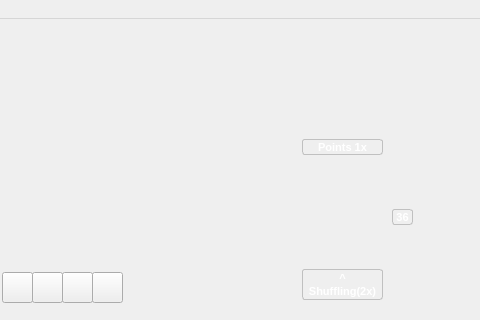
Above: mainwindow.ui from Dandddyy/Bridge before the change; both pictures show x 198 to 678 and y 0 to 320 of the 678 by 450 pixel window. Below: the same form after it.
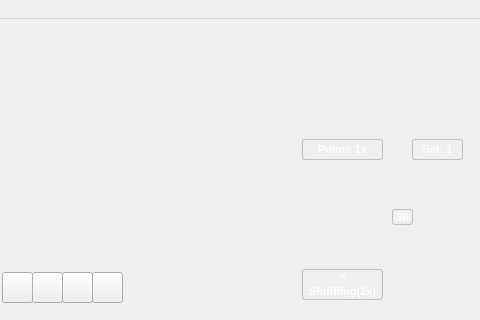
That is the form after the change. Icons and pictures are not drawn.

Commit message: bug fix + add set number

Diff of the .ui file:
```diff
--- a/mainwindow.ui
+++ b/mainwindow.ui
@@ -10,6 +10,18 @@
     <height>450</height>
    </rect>
   </property>
+  <property name="minimumSize">
+   <size>
+    <width>678</width>
+    <height>450</height>
+   </size>
+  </property>
+  <property name="maximumSize">
+   <size>
+    <width>16777215</width>
+    <height>450</height>
+   </size>
+  </property>
   <property name="windowTitle">
    <string>MainWindow</string>
   </property>
@@ -378,7 +390,7 @@
       <x>500</x>
       <y>120</y>
       <width>81</width>
-      <height>16</height>
+      <height>21</height>
      </rect>
     </property>
     <property name="styleSheet">
@@ -398,6 +410,32 @@
      <set>Qt::AlignCenter</set>
     </property>
    </widget>
+   <widget class="QLabel" name="label_8">
+    <property name="geometry">
+     <rect>
+      <x>610</x>
+      <y>120</y>
+      <width>51</width>
+      <height>21</height>
+     </rect>
+    </property>
+    <property name="styleSheet">
+     <string notr="true">font-family: &quot;Segoe UI&quot;;
+    font-size: 8pt;
+    border: 1px solid;
+    border-color: rgb(192,192,192); 
+    border-radius: 3px; 
+
+    color: white;
+    font: bold;</string>
+    </property>
+    <property name="text">
+     <string>Set: 1</string>
+    </property>
+    <property name="alignment">
+     <set>Qt::AlignCenter</set>
+    </property>
+   </widget>
   </widget>
   <widget class="QMenuBar" name="menubar">
    <property name="geometry">
```
The commit also changes 2 other files.
